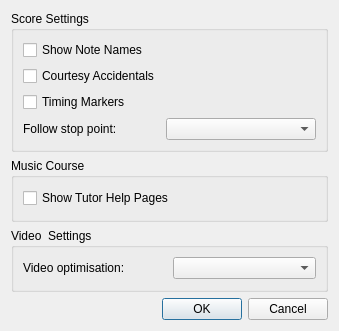
Old version of the form PianoBooster/src/GuiPreferencesDialog.ui in the repository pianobooster/PianoBooster.
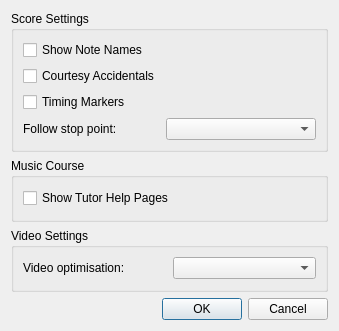
New version of the form.

The edit to the form file:
```diff
--- a/PianoBooster/src/GuiPreferencesDialog.ui
+++ b/PianoBooster/src/GuiPreferencesDialog.ui
@@ -138,7 +138,7 @@
       </sizepolicy>
      </property>
      <property name="title">
-      <string>Video  Settings</string>
+      <string>Video Settings</string>
      </property>
      <layout class="QVBoxLayout" name="verticalLayout">
       <property name="sizeConstraint">
```
